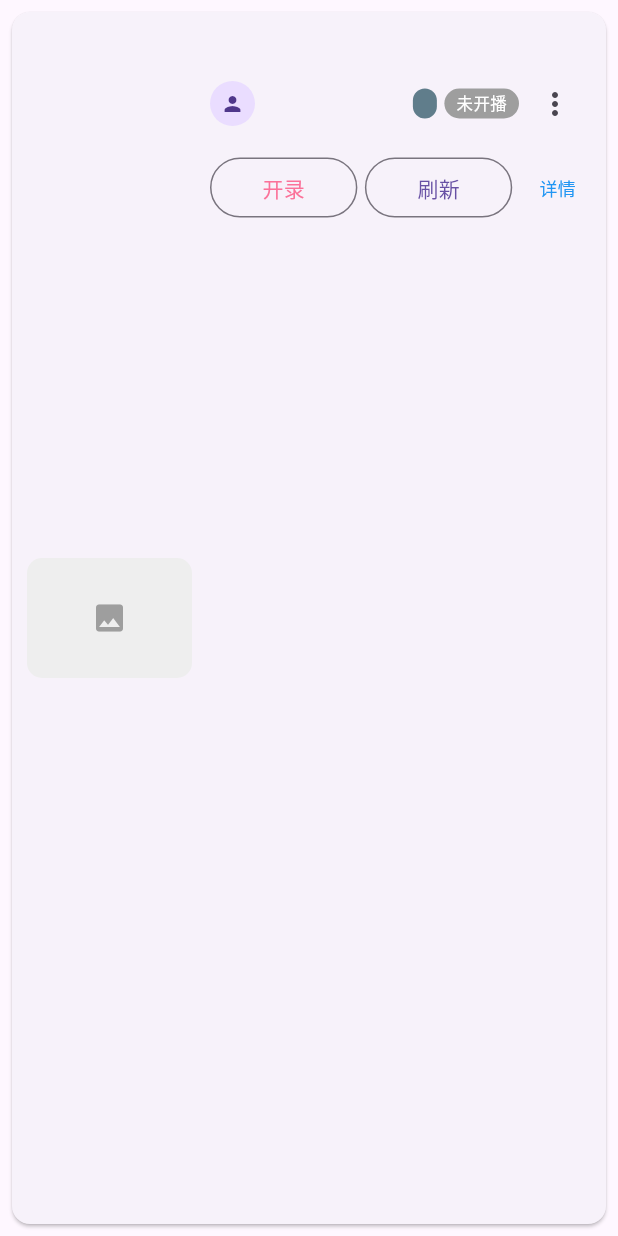
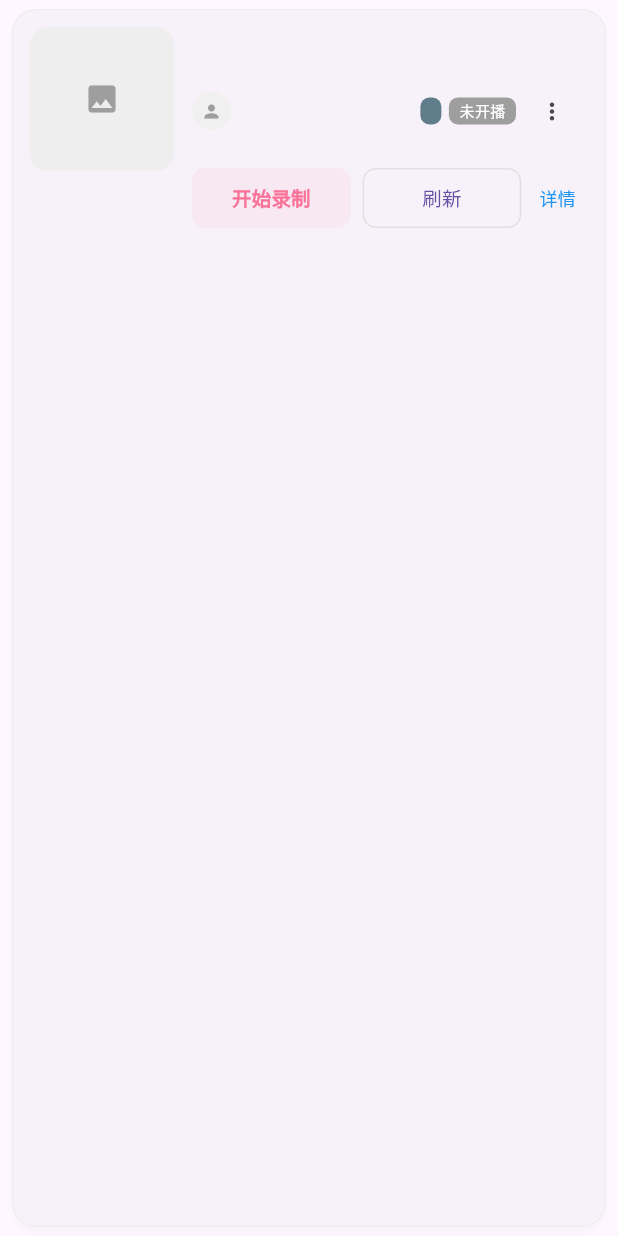
Before and after one commit to Aipai98/bililive-flutter, a Flutter app: the _StreamerCard widget shown alone on an empty page, opened directly with empty values, on a phone screen of 412 x 824 dp. Run offline on Flutter 3.47's test engine with Material 3 defaults, Android fonts, the phone set to English and light mode, and no system bars; our stand-ins replace shared_preferences; accounts and stored records are empty; network calls fail.

Commit message:
feat: 主播卡片排版重做（胶囊独立成行 + 精致化）
- 录制中胶囊(画质+已录时长)从标题行移出，独立成行左对齐，不再压住主播名
- 封面改 96x96 圆角 12，录制中叠加红色 LIVE 角标
- 主播名放大加粗(#1A1A1A)，直播标题粉字单行省略
- 平台/状态改为小号圆角 chip，头像圆形，备注灰字
- 卡片加 elevation+灰边圆角 16，整体间距收紧
- 主按钮填充高亮(开录粉底/停录红字)，刷新描边，详情链接保留
- flutter analyze 零 error

```diff
--- a/lib/pages/streamer_list_page.dart
+++ b/lib/pages/streamer_list_page.dart
@@ -306,117 +306,156 @@ class _StreamerCard extends StatelessWidget {
   @override
   Widget build(BuildContext context) {
     final plat = mapPlatform(s.providerId);
+    final showRec = s.isRecording &&
+        ((s.usedStream != null && s.usedStream!.isNotEmpty) ||
+            (s.recordProgress != null && s.recordProgress!.isNotEmpty));
     return Card(
-      margin: const EdgeInsets.all(8),
-      shape: RoundedRectangleBorder(borderRadius: BorderRadius.circular(12)),
+      margin: const EdgeInsets.symmetric(vertical: 6, horizontal: 8),
+      elevation: 2,
+      shadowColor: const Color(0x1A000000),
+      shape: RoundedRectangleBorder(
+        borderRadius: BorderRadius.circular(16),
+        side: BorderSide(color: Colors.grey.shade200),
+      ),
       child: Padding(
-        padding: const EdgeInsets.all(10),
-        child: Row(crossAxisAlignment: CrossAxisAlignment.center, children: [
-          // 封面
+        padding: const EdgeInsets.all(12),
+        child: Row(crossAxisAlignment: CrossAxisAlignment.start, children: [
+          // 封面（加录制中角标）
+          Stack(children: [
             ClipRRect(
-            borderRadius: BorderRadius.circular(10),
+              borderRadius: BorderRadius.circular(12),
               child: Container(
-              width: 110, height: 80, color: const Color(0xFFEEEEEE),
+                width: 96, height: 96, color: const Color(0xFFEEEEEE),
                 child: (s.cover != null && s.cover!.isNotEmpty)
                     ? Image.network(s.cover!, fit: BoxFit.cover,
                         errorBuilder: (_, __, ___) => const Icon(Icons.image, color: Colors.grey))
                     : const Icon(Icons.image, color: Colors.grey),
               ),
             ),
+            if (s.isRecording)
+              Positioned(
+                top: 6, left: 6,
+                child: Container(
+                  padding: const EdgeInsets.symmetric(horizontal: 6, vertical: 2),
+                  decoration: BoxDecoration(
+                    color: Colors.red, borderRadius: BorderRadius.circular(6)),
+                  child: const Row(mainAxisSize: MainAxisSize.min, children: [
+                    Icon(Icons.fiber_manual_record, size: 7, color: Colors.white),
+                    SizedBox(width: 3),
+                    Text('LIVE', style: TextStyle(color: Colors.white, fontSize: 9, fontWeight: FontWeight.bold)),
+                  ]),
+                ),
+              ),
+          ]),
           const SizedBox(width: 12),
           Expanded(child: Column(crossAxisAlignment: CrossAxisAlignment.start, children: [
-            // 标题行：主播名（左）+ 画质/已录时长（右上角，仅录制中显示）
-            Row(crossAxisAlignment: CrossAxisAlignment.start, children: [
-              Expanded(
-                child: Text(s.name,
+            // 第一行：主播名（独占一行，不再被胶囊挤占）
+            Text(s.name,
                 maxLines: 1, overflow: TextOverflow.ellipsis,
-                    style: const TextStyle(fontSize: 15, fontWeight: FontWeight.bold)),
-              ),
-              if (s.isRecording &&
-                  ((s.usedStream != null && s.usedStream!.isNotEmpty) ||
-                      (s.recordProgress != null && s.recordProgress!.isNotEmpty)))
+                style: const TextStyle(fontSize: 16, fontWeight: FontWeight.bold, color: Color(0xFF1A1A1A))),
+            const SizedBox(height: 3),
+            // 录制中胶囊：画质 + 已录时长（独立一行，左对齐）
+            if (showRec)
               Container(
-                  margin: const EdgeInsets.only(left: 6),
-                  padding: const EdgeInsets.symmetric(horizontal: 7, vertical: 3),
+                margin: const EdgeInsets.only(top: 2, bottom: 4),
+                padding: const EdgeInsets.symmetric(horizontal: 8, vertical: 3),
                 decoration: BoxDecoration(
-                    color: const Color(0x1AFB7299),
+                  color: const Color(0x14FB7299),
                   borderRadius: BorderRadius.circular(8),
-                    border: Border.all(color: const Color(0x33FB7299)),
                 ),
                 child: Row(mainAxisSize: MainAxisSize.min, children: [
                   if (s.usedStream != null && s.usedStream!.isNotEmpty)
                     Text(s.usedStream!,
-                          style: const TextStyle(
-                              fontSize: 11,
-                              color: Color(0xFFFB7299),
-                              fontWeight: FontWeight.w600)),
+                        style: const TextStyle(fontSize: 11, color: Color(0xFFFB7299), fontWeight: FontWeight.w600)),
                   if (s.recordProgress != null && s.recordProgress!.isNotEmpty) ...[
-                      const SizedBox(width: 5),
-                      const Icon(Icons.fiber_manual_record, size: 8, color: Colors.red),
-                      const SizedBox(width: 3),
+                    if (s.usedStream != null && s.usedStream!.isNotEmpty)
+                      const SizedBox(width: 6),
+                    const Icon(Icons.fiber_manual_record, size: 7, color: Colors.red),
+                    const SizedBox(width: 4),
                     Text(s.recordProgress!,
-                          style: const TextStyle(
-                              fontSize: 11, color: Color(0xFF333333))),
+                        style: const TextStyle(fontSize: 11, color: Color(0xFF333333), fontWeight: FontWeight.w500)),
                   ],
                 ]),
               ),
-            ]),
-            if (s.liveTitle != null && s.liveTitle!.isNotEmpty) ...[
-              Text(s.liveTitle!, style: const TextStyle(fontSize: 12, color: Color(0xFFFB7299))),
-            ],
-            if (s.lastRecordTime != null && s.lastRecordTime! > 0) ...[
-              Text('上次录制: ${_ago(s.lastRecordTime!)}',
-                  style: const TextStyle(fontSize: 11, color: Colors.grey)),
-            ],
-            const SizedBox(height: 6),
-            Row(children: [
+            // 直播标题
+            if (s.liveTitle != null && s.liveTitle!.isNotEmpty)
+              Padding(
+                padding: const EdgeInsets.only(top: 2),
+                child: Text(s.liveTitle!,
+                    maxLines: 1, overflow: TextOverflow.ellipsis,
+                    style: const TextStyle(fontSize: 12, color: Color(0xFFFB7299))),
+              ),
+            // 次要信息：头像 + 备注 + 平台 + 状态
+            Padding(
+              padding: const EdgeInsets.only(top: 6),
+              child: Row(children: [
                 if (s.avatar != null && s.avatar!.isNotEmpty)
-                CircleAvatar(radius: 15, backgroundImage: NetworkImage(s.avatar!))
+                  CircleAvatar(radius: 13, backgroundImage: NetworkImage(s.avatar!))
                 else
-                const CircleAvatar(radius: 15, child: Icon(Icons.person, size: 16)),
-              const SizedBox(width: 8),
+                  const CircleAvatar(radius: 13, backgroundColor: Color(0xFFF0F0F0), child: Icon(Icons.person, size: 14, color: Colors.grey)),
+                const SizedBox(width: 6),
                 Expanded(
                   child: Text(s.remarks.isNotEmpty ? s.remarks : (s.url ?? s.channelId),
-                    style: const TextStyle(fontSize: 13, color: Color(0xFF333333))),
+                      maxLines: 1, overflow: TextOverflow.ellipsis,
+                      style: const TextStyle(fontSize: 12, color: Color(0xFF666666))),
                 ),
                 Container(
-                padding: const EdgeInsets.symmetric(horizontal: 8, vertical: 2),
-                decoration: BoxDecoration(color: _platformColor(s.providerId), borderRadius: BorderRadius.circular(11)),
-                child: Text(plat, style: const TextStyle(color: Colors.white, fontSize: 11, fontWeight: FontWeight.bold)),
+                  padding: const EdgeInsets.symmetric(horizontal: 7, vertical: 2),
+                  decoration: BoxDecoration(color: _platformColor(s.providerId), borderRadius: BorderRadius.circular(6)),
+                  child: Text(plat, style: const TextStyle(color: Colors.white, fontSize: 10, fontWeight: FontWeight.w600)),
                 ),
                 const SizedBox(width: 5),
                 Container(
-                padding: const EdgeInsets.symmetric(horizontal: 8, vertical: 2),
-                decoration: BoxDecoration(color: _statusColor, borderRadius: BorderRadius.circular(11)),
-                child: Text(_statusLabel, style: const TextStyle(color: Colors.white, fontSize: 11)),
+                  padding: const EdgeInsets.symmetric(horizontal: 7, vertical: 2),
+                  decoration: BoxDecoration(color: _statusColor, borderRadius: BorderRadius.circular(6)),
+                  child: Text(_statusLabel, style: const TextStyle(color: Colors.white, fontSize: 10)),
                 ),
-              IconButton(icon: const Icon(Icons.more_vert), onPressed: () => onMore(context)),
+                IconButton(
+                  constraints: const BoxConstraints(minWidth: 32, minHeight: 32),
+                  icon: const Icon(Icons.more_vert, size: 18),
+                  padding: EdgeInsets.zero,
+                  onPressed: () => onMore(context)),
               ]),
-            const SizedBox(height: 8),
+            ),
+            if (s.lastRecordTime != null && s.lastRecordTime! > 0)
+              Padding(
+                padding: const EdgeInsets.only(top: 2),
+                child: Text('上次录制: ${_ago(s.lastRecordTime!)}',
+                    style: const TextStyle(fontSize: 11, color: Colors.grey)),
+              ),
+            const SizedBox(height: 10),
+            // 操作按钮：开/停录（填充高亮）+ 刷新 + 详情
             Row(children: [
               Expanded(
-                child: OutlinedButton(
+                child: FilledButton.tonal(
                   onPressed: s.isRecording ? onStop : onStart,
-                  style: OutlinedButton.styleFrom(
+                  style: FilledButton.styleFrom(
+                    backgroundColor: s.isRecording ? const Color(0x1AF44336) : const Color(0x14FB7299),
                     foregroundColor: s.isRecording ? Colors.red : const Color(0xFFFB7299),
-                    padding: const EdgeInsets.symmetric(vertical: 4),
+                    padding: const EdgeInsets.symmetric(vertical: 8),
+                    shape: RoundedRectangleBorder(borderRadius: BorderRadius.circular(9)),
                   ),
-                  child: Text(s.isRecording ? '停录' : '开录'),
+                  child: Text(s.isRecording ? '停止录制' : '开始录制',
+                      style: const TextStyle(fontSize: 13, fontWeight: FontWeight.w600)),
                 ),
               ),
-              const SizedBox(width: 5),
+              const SizedBox(width: 8),
               Expanded(
                 child: OutlinedButton(
                   onPressed: onCheck,
-                  style: OutlinedButton.styleFrom(padding: const EdgeInsets.symmetric(vertical: 4)),
-                  child: const Text('刷新'),
+                  style: OutlinedButton.styleFrom(
+                    padding: const EdgeInsets.symmetric(vertical: 8),
+                    side: BorderSide(color: Colors.grey.shade300),
+                    shape: RoundedRectangleBorder(borderRadius: BorderRadius.circular(9)),
+                  ),
+                  child: const Text('刷新', style: TextStyle(fontSize: 13)),
                 ),
               ),
-              const SizedBox(width: 8),
+              const SizedBox(width: 4),
               GestureDetector(
                 onTap: () => onDetail(s),
                 child: const Padding(
-                  padding: EdgeInsets.symmetric(vertical: 8, horizontal: 10),
+                  padding: EdgeInsets.symmetric(vertical: 8, horizontal: 8),
                   child: Text('详情', style: TextStyle(color: Color(0xFF2196F3), fontSize: 12)),
                 ),
               ),
```
Lines whose indentation alone changed are shown as unchanged.
